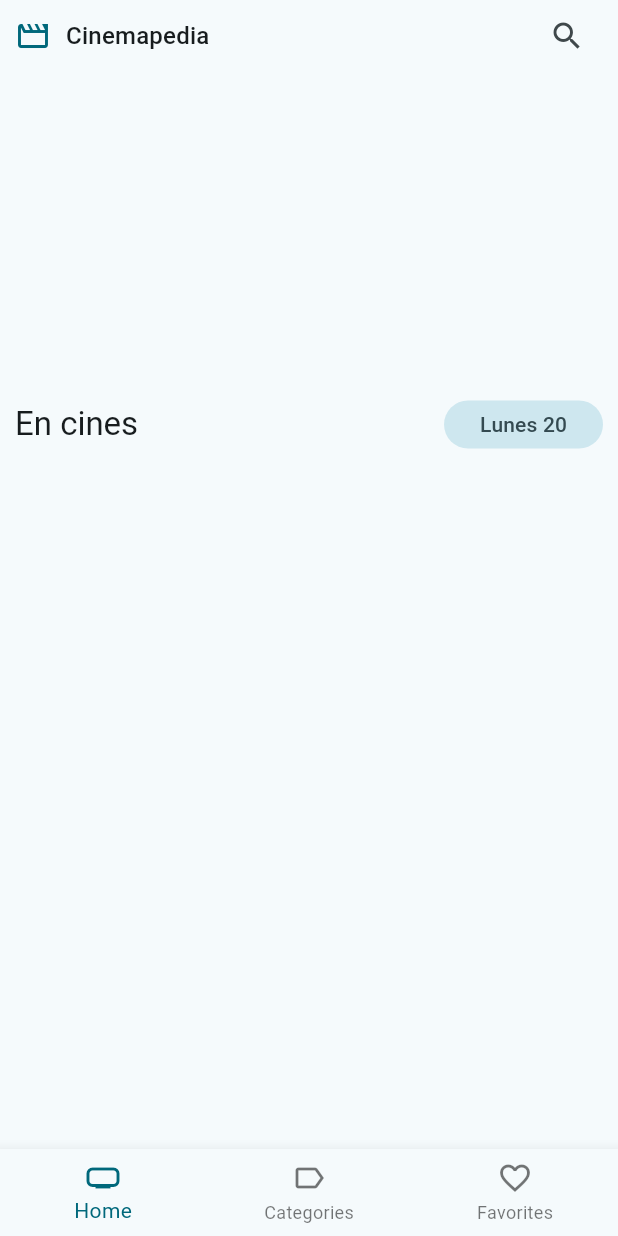
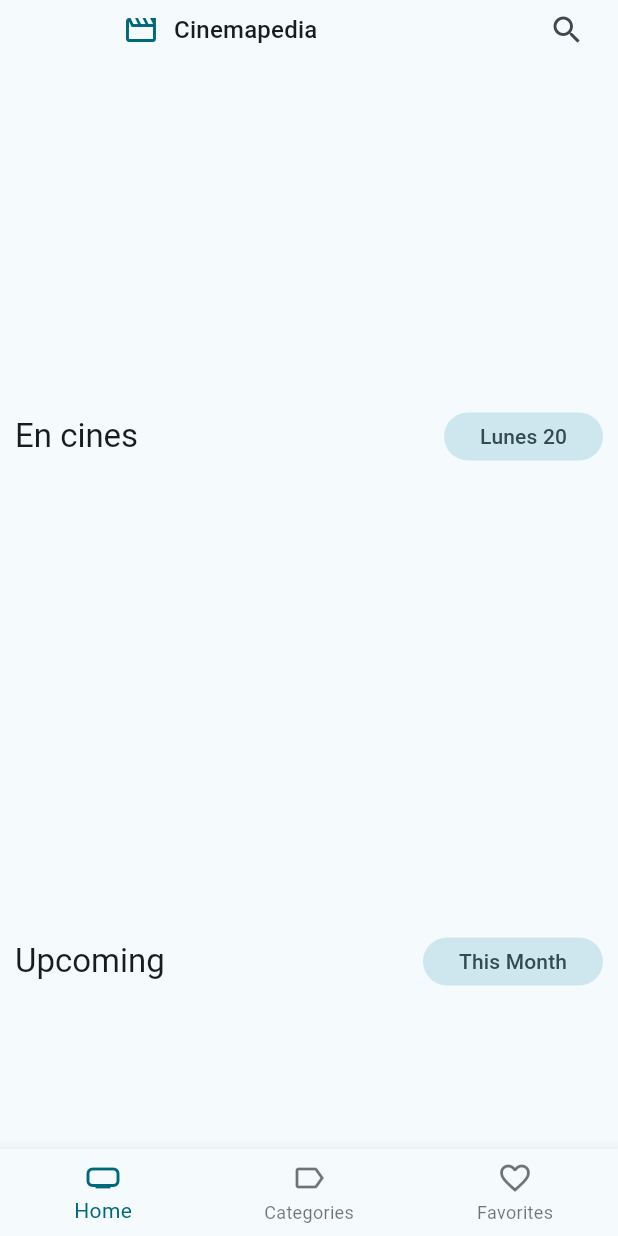
Before and after one commit to fabiofons/cinemapedia, a Flutter app: the screen it shows after launch, on a phone screen of 412 x 824 dp. Run offline on Flutter 3.47's test engine with Material 3 defaults, Android fonts, the phone set to English and light mode, and no system bars; drawn by our look-alikes of card_swiper; our stand-ins replace animate_do, dio, flutter_dotenv, flutter_riverpod, go_router; network calls fail.

Commit message:
Finished toprated and upcoming providers implementation

```diff
--- a/lib/domain/datasources/movies_datasource.dart
+++ b/lib/domain/datasources/movies_datasource.dart
@@ -3,4 +3,10 @@ import 'package:cimenapedia/domain/entities/movie.dart';
 
 abstract class MoviesDatasource {
   Future<List<Movie>> getNowPlaying({int page = 1});
+
+  Future<List<Movie>> getPopular({int page = 1});
+
+  Future<List<Movie>> getUpComing({int page = 1});
+
+  Future<List<Movie>> getTopRated({int page = 1});
 }
--- a/lib/domain/repositories/movies_repository.dart
+++ b/lib/domain/repositories/movies_repository.dart
@@ -3,4 +3,10 @@ import 'package:cimenapedia/domain/entities/movie.dart';
 
 abstract class MoviesRepository {
   Future<List<Movie>> getNowPlaying({int page = 1});
+
+  Future<List<Movie>> getPopular({int page = 1});
+
+  Future<List<Movie>> getUpComing({int page = 1});
+
+  Future<List<Movie>> getTopRated({int page = 1});
 }
--- a/lib/presentation/providers/movies/movies_providers.dart
+++ b/lib/presentation/providers/movies/movies_providers.dart
@@ -4,9 +4,28 @@ import 'package:cimenapedia/presentation/providers/movies/movies_repository_prov
 import 'package:flutter_riverpod/flutter_riverpod.dart';
 
 final nowPlayingMoviesProvider = StateNotifierProvider<MoviesNotifier, List<Movie>>((ref) {
+  final fetchMoreMovies = ref.watch(movieRepositoryProvider).getNowPlaying;
+  return MoviesNotifier(
+    fetchMoreMovies: fetchMoreMovies
+  );
+});
 
-  final fetchMoreMovies = ref.watch(movieRepositoryProvider).getNowPlaying;
+final popularMoviesProvider = StateNotifierProvider<MoviesNotifier, List<Movie>>((ref) {
+  final fetchMoreMovies = ref.watch(movieRepositoryProvider).getPopular;
+  return MoviesNotifier(
+    fetchMoreMovies: fetchMoreMovies
+  );
+});
 
+final upComingMoviesProvider = StateNotifierProvider<MoviesNotifier, List<Movie>>((ref) {
+  final fetchMoreMovies = ref.watch(movieRepositoryProvider).getUpComing;
+  return MoviesNotifier(
+    fetchMoreMovies: fetchMoreMovies
+  );
+});
+
+final topRatedMoviesProvider = StateNotifierProvider<MoviesNotifier, List<Movie>>((ref) {
+  final fetchMoreMovies = ref.watch(movieRepositoryProvider).getTopRated;
   return MoviesNotifier(
     fetchMoreMovies: fetchMoreMovies
   );
--- a/lib/presentation/screens/movies/home_screen.dart
+++ b/lib/presentation/screens/movies/home_screen.dart
@@ -32,25 +32,62 @@ class _HomeViewState extends ConsumerState<_HomeView> {
     super.initState();
 
     ref.read(nowPlayingMoviesProvider.notifier).loadNextPage();
+    ref.read(popularMoviesProvider.notifier).loadNextPage();
+
   }
 
   @override
   Widget build(BuildContext context) {
-
     final nowPlayingMovies = ref.watch(nowPlayingMoviesProvider);
     final slideShowMovies = ref.watch(moviesSlideshowProvider);
+    final popularMovies = ref.watch(popularMoviesProvider);
 
-    return Column(
+    return CustomScrollView(slivers: [
+      const SliverAppBar(
+        floating: true,
+        flexibleSpace: FlexibleSpaceBar(
+          title: CustomAppbar(),
+        ),
+      ),
+      SliverList(
+        delegate: SliverChildBuilderDelegate(
+            childCount: 1,
+            (context, index) => Column(
                   children: [
-        const CustomAppbar(),
+                    // const CustomAppbar(),
                     MoviesSlideshow(movies: slideShowMovies),
                     MovieHorizontalListview(
                         title: 'En cines',
                         subtitle: 'Lunes 20',
                         movies: nowPlayingMovies,
-          loadNextPage: () => ref.read(nowPlayingMoviesProvider.notifier).loadNextPage()
+                        loadNextPage: () => ref
+                            .read(nowPlayingMoviesProvider.notifier)
+                            .loadNextPage()),
+                    MovieHorizontalListview(
+                        title: 'Upcoming',
+                        subtitle: 'This Month',
+                        movies: nowPlayingMovies,
+                        loadNextPage: () => ref
+                            .read(upComingMoviesProvider.notifier)
+                            .loadNextPage()),
+                    MovieHorizontalListview(
+                        title: 'Populars',
+                        // subtitle: 'This Month',
+                        movies: popularMovies,
+                        loadNextPage: () => ref
+                            .read(popularMoviesProvider.notifier)
+                            .loadNextPage()),
+                    MovieHorizontalListview(
+                        title: 'Top rated',
+                        subtitle: 'of all Times',
+                        movies: nowPlayingMovies,
+                        loadNextPage: () => ref
+                            .read(topRatedMoviesProvider.notifier)
+                            .loadNextPage()),
+                    const SizedBox(height: 10)
+                  ],
+                )),
       )
-      ],
-    );
+    ]);
   }
 }
--- a/lib/presentation/widgets/movies/movie_horizontal_listview.dart
+++ b/lib/presentation/widgets/movies/movie_horizontal_listview.dart
@@ -34,7 +34,6 @@ class _MovieHorizontalListviewState extends State<MovieHorizontalListview> {
       if(widget.loadNextPage == null) return;
 
       if(scrollController.position.pixels + 200 >= scrollController.position.maxScrollExtent) {
-        print('Load more movies');
         widget.loadNextPage!();
       }
     });
```
Also changed, not shown: lib/infraestructure/datasources/themoviedb_datasource.dart (+47 -8 lines), lib/infraestructure/repositories/movie_repository_impl.dart (+15 -0 lines). Lines whose indentation alone changed are shown as unchanged.
